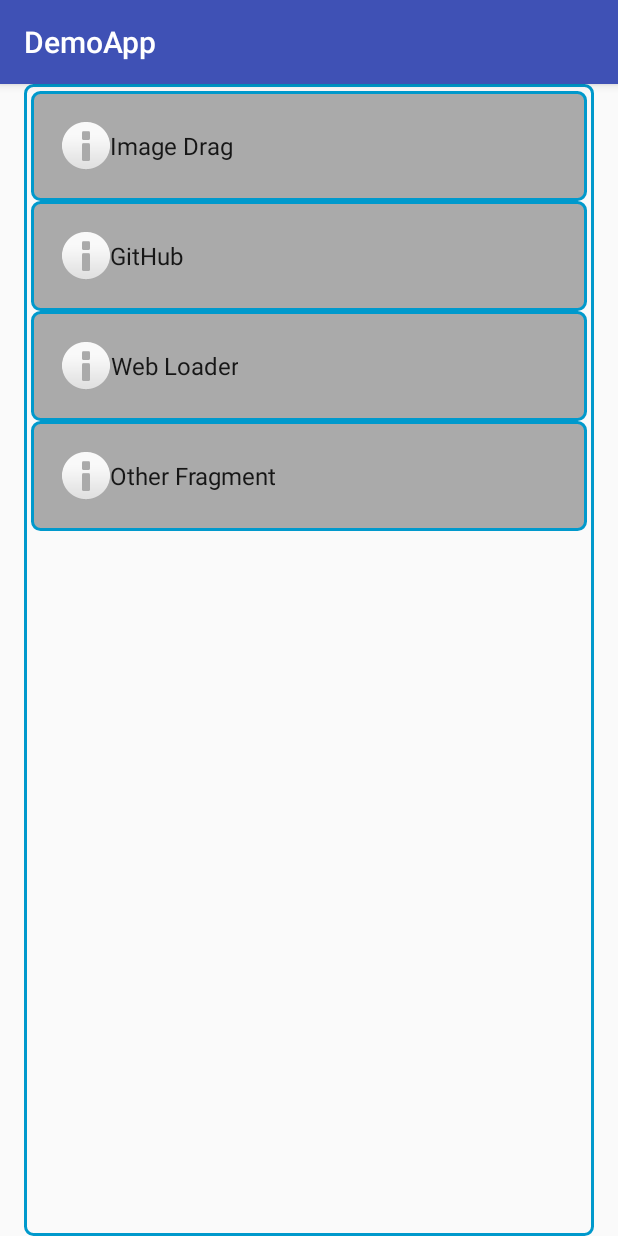
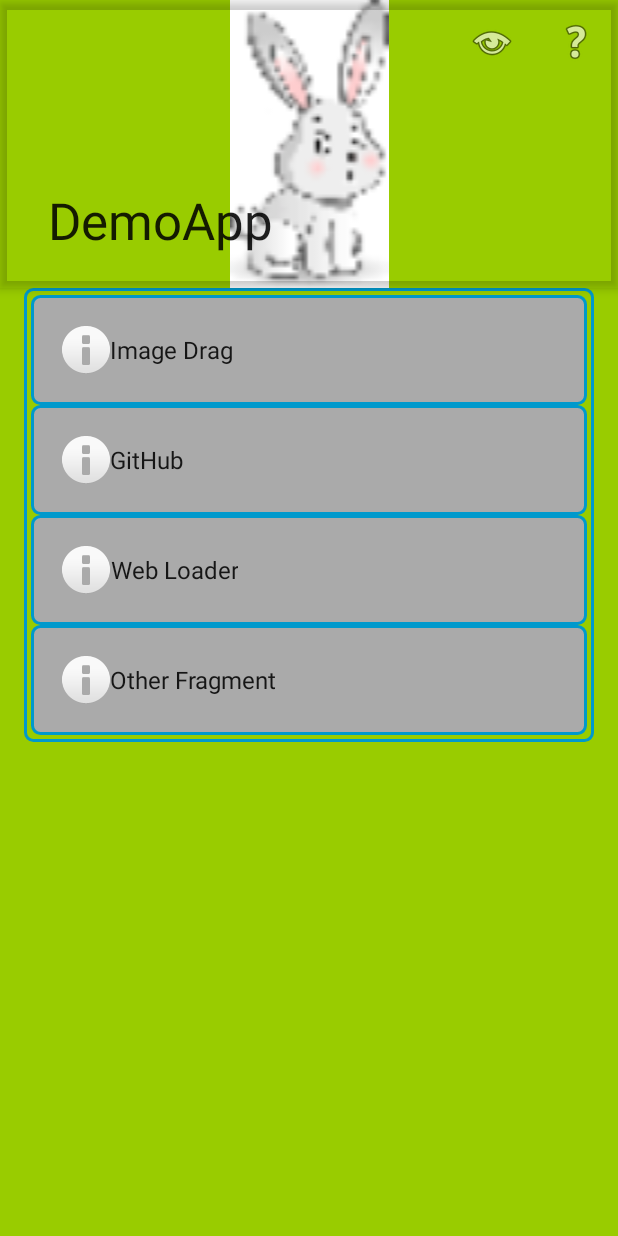
Before and after one commit to rimasg/DemoApp, an Android app: the screen it shows after launch (MainActivity), on a phone screen of 412 x 824 dp. Run offline under Robolectric (Android 15) with nearby library versions, the phone set to English and light mode, and no system bars.

Commit message:
Transparent ToolBar added

```diff
--- a/app/build.gradle
+++ b/app/build.gradle
@@ -2,7 +2,7 @@ apply plugin: 'com.android.application'
 
 android {
     compileSdkVersion 24
-    buildToolsVersion "25.0.0"
+    buildToolsVersion "25.0.1"
     dexOptions {
         javaMaxHeapSize "2g"
     }
--- a/app/src/main/AndroidManifest.xml
+++ b/app/src/main/AndroidManifest.xml
@@ -11,7 +11,8 @@
         android:label="@string/app_name"
         android:supportsRtl="true"
         android:theme="@style/AppTheme">
-        <activity android:name=".MainActivity">
+        <activity android:name=".MainActivity"
+            android:theme="@style/AppTheme.ActionBar.Transparent">
             <intent-filter>
                 <action android:name="android.intent.action.MAIN"/>
 
--- a/app/src/main/java/com/sid/demoapp/MainActivity.java
+++ b/app/src/main/java/com/sid/demoapp/MainActivity.java
@@ -4,11 +4,16 @@ import android.content.ContentResolver;
 import android.content.Intent;
 import android.content.IntentFilter;
 import android.database.Cursor;
+import android.os.Build;
 import android.os.Bundle;
 import android.provider.ContactsContract;
 import android.support.v4.app.Fragment;
 import android.support.v7.app.AppCompatActivity;
+import android.support.v7.widget.Toolbar;
 import android.util.Log;
+import android.view.Menu;
+import android.view.MenuItem;
+import android.view.WindowManager;
 import android.widget.Toast;
 
 import com.sid.demoapp.dummy.MenuContent;
@@ -31,7 +36,11 @@ public class MainActivity extends AppCompatActivity implements
     protected void onCreate(Bundle savedInstanceState) {
         super.onCreate(savedInstanceState);
         setContentView(R.layout.activity_main_new);
-
+        if (Build.VERSION.SDK_INT >= Build.VERSION_CODES.KITKAT) {
+            getWindow().addFlags(WindowManager.LayoutParams.FLAG_TRANSLUCENT_STATUS);
+        }
+        final Toolbar mainToolbar = (Toolbar) findViewById(R.id.main_toolbar);
+        setSupportActionBar(mainToolbar);
         final MainMenuFragment fragment = MainMenuFragment.newInstance();
         getSupportFragmentManager()
                 .beginTransaction()
@@ -98,4 +107,23 @@ public class MainActivity extends AppCompatActivity implements
             } while (cursor.moveToNext());
         }
     }
+
+    @Override
+    public boolean onCreateOptionsMenu(Menu menu) {
+        getMenuInflater().inflate(R.menu.menu_activity_main, menu);
+        return true;
+    }
+
+    @Override
+    public boolean onOptionsItemSelected(MenuItem item) {
+        switch (item.getItemId()) {
+            case R.id.action_help:
+                Toast.makeText(this, "Help", Toast.LENGTH_SHORT).show();
+                return true;
+            case R.id.action_settings:
+                Toast.makeText(this, "Settings", Toast.LENGTH_SHORT).show();
+                return true;
+            default: return super.onOptionsItemSelected(item);
+        }
+    }
 }
--- a/app/src/main/java/com/sid/demoapp/OtherFragment.java
+++ b/app/src/main/java/com/sid/demoapp/OtherFragment.java
@@ -273,6 +273,7 @@ public class OtherFragment extends Fragment {
             }
         });
     }
+
     private void listPackages(){
         int counter = 0;
         PackageManager packageManager = getActivity().getPackageManager();
--- a/app/src/main/res/layout/activity_main_new.xml
+++ b/app/src/main/res/layout/activity_main_new.xml
@@ -1,8 +1,42 @@
 <?xml version="1.0" encoding="utf-8"?>
-<FrameLayout xmlns:android="http://schemas.android.com/apk/res/android"
-             xmlns:tools="http://schemas.android.com/tools"
-             android:id="@+id/fragment_main_container"
-             android:layout_width="match_parent"
-             android:layout_height="match_parent"
-             android:keepScreenOn="true">
-</FrameLayout>
+<android.support.design.widget.CoordinatorLayout
+    xmlns:android="http://schemas.android.com/apk/res/android"
+    xmlns:tools="http://schemas.android.com/tools"
+    xmlns:app="http://schemas.android.com/apk/res-auto"
+    android:background="@android:color/holo_green_light"
+    android:fitsSystemWindows="true"
+    android:layout_width="match_parent"
+    android:layout_height="match_parent">
+
+    <android.support.design.widget.AppBarLayout
+        android:layout_width="match_parent"
+        android:layout_height="192dp">
+
+        <android.support.design.widget.CollapsingToolbarLayout
+            android:layout_width="match_parent"
+            android:layout_height="match_parent"
+            app:layout_scrollFlags="enterAlways">
+            <android.support.v7.widget.Toolbar
+                android:id="@+id/main_toolbar"
+                android:layout_width="match_parent"
+                android:layout_height="?android:attr/actionBarSize"
+                app:layout_collapseMode="pin">
+            </android.support.v7.widget.Toolbar>
+
+        </android.support.design.widget.CollapsingToolbarLayout>
+
+    </android.support.design.widget.AppBarLayout>
+
+    <ImageView
+        android:src="@drawable/bunny"
+        android:layout_width="match_parent"
+        android:layout_height="192dp"/>
+
+    <FrameLayout
+        android:id="@+id/fragment_main_container"
+        android:layout_width="match_parent"
+        android:layout_height="wrap_content"
+        app:layout_behavior="@string/appbar_scrolling_view_behavior"
+        android:keepScreenOn="true">
+    </FrameLayout>
+</android.support.design.widget.CoordinatorLayout>
--- a/app/src/main/res/layout/fragment_other.xml
+++ b/app/src/main/res/layout/fragment_other.xml
@@ -115,10 +115,10 @@
     <LinearLayout
         android:id="@+id/slide_menu"
         android:orientation="vertical"
+        android:layout_width="wrap_content"
+        android:layout_height="wrap_content"
         android:layout_alignParentBottom="true"
-        android:layout_centerHorizontal="true"
-        android:layout_width="wrap_content"
-        android:layout_height="wrap_content">
+        android:layout_centerHorizontal="true">
 
         <ImageView
             android:id="@+id/action_open_close"
--- /dev/null
+++ b/app/src/main/res/menu/menu_activity_main.xml
@@ -0,0 +1,14 @@
+<?xml version="1.0" encoding="utf-8"?>
+<menu xmlns:android="http://schemas.android.com/apk/res/android"
+      xmlns:app="http://schemas.android.com/apk/res-auto">
+    <item
+        android:id="@+id/action_settings"
+        android:icon="@android:drawable/ic_menu_view"
+        app:showAsAction="ifRoom"
+        android:title="Settings"/>
+    <item
+        android:id="@+id/action_help"
+        android:icon="@android:drawable/ic_menu_help"
+        android:title="Help"
+        app:showAsAction="ifRoom"/>
+</menu>
--- a/app/src/main/res/values-v21/styles.xml
+++ b/app/src/main/res/values-v21/styles.xml
@@ -6,4 +6,9 @@
         <item name="android:windowDrawsSystemBarBackgrounds">true</item>
         <item name="android:statusBarColor">@android:color/transparent</item>
     </style>
+
+    <style name="AppTheme.ActionBar.Transparent" parent="AppTheme.NoActionBar">
+        <item name="colorPrimary">@android:color/transparent</item>
+    </style>
+
 </resources>
--- a/app/src/main/res/values/styles.xml
+++ b/app/src/main/res/values/styles.xml
@@ -1,7 +1,7 @@
 <resources>
 
     <!-- Base application theme. -->
-    <style name="AppTheme" parent="Theme.AppCompat.Light.DarkActionBar">
+    <style name="AppTheme" parent="Theme.AppCompat.Light.NoActionBar">
         <!-- Customize your theme here. -->
         <item name="colorPrimary">@color/colorPrimary</item>
         <item name="colorPrimaryDark">@color/colorPrimaryDark</item>
@@ -18,6 +18,12 @@
         <item name="windowNoTitle">true</item>
     </style>
 
+    <style name="AppTheme.ActionBar.Transparent" parent="AppTheme">
+        <item name="android:windowContentOverlay">@null</item>
+        <item name="android:windowActionBarOverlay">true</item>
+        <item name="colorPrimary">@android:color/transparent</item>
+    </style>
+
     <style name="AppTheme.AppBarOverlay" parent="ThemeOverlay.AppCompat.Dark.ActionBar"/>
 
     <style name="AppTheme.PopupOverlay" parent="ThemeOverlay.AppCompat.Light"/>
```
